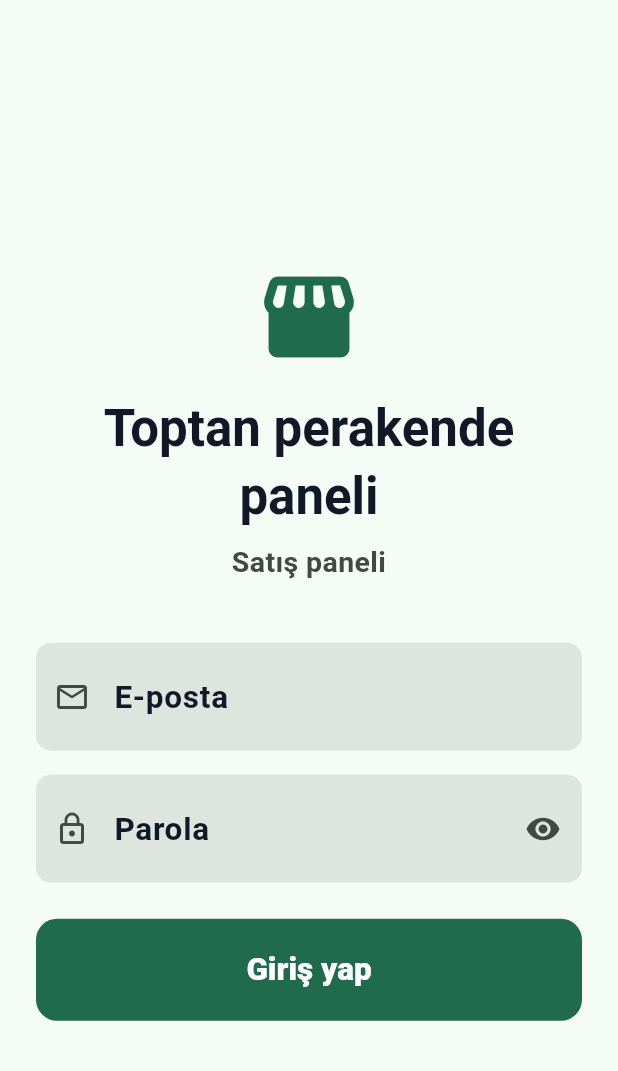
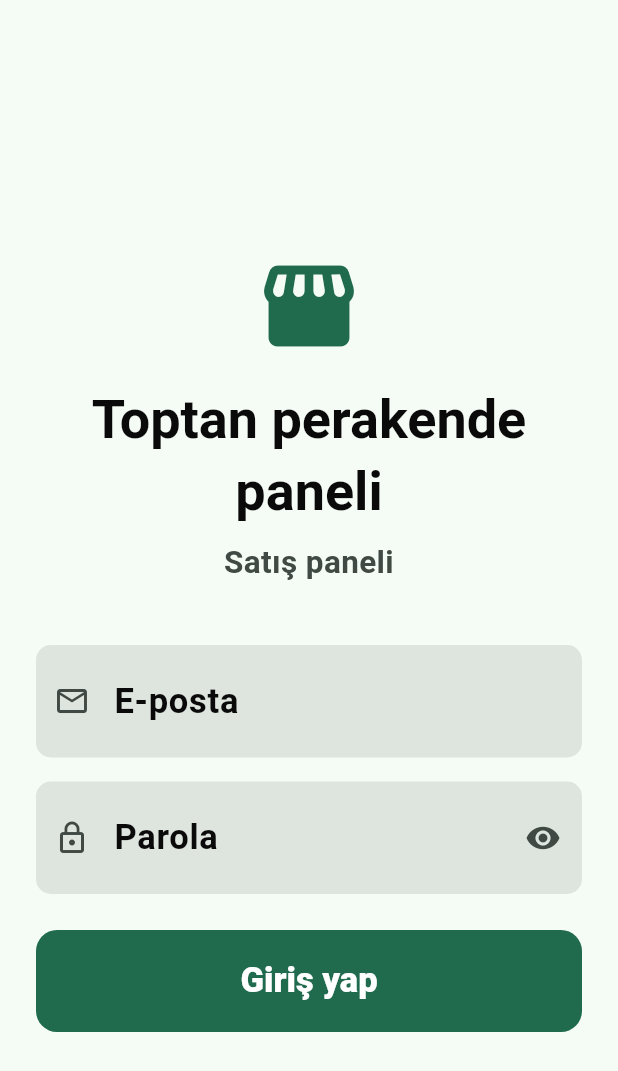
Before and after one commit to karabulutyagiz/perakende-yonetim-paneli, a Flutter app: the screen it shows after launch, on a phone screen of 412 x 824 dp. Shown: the top 1071 px of the screen. Run offline on Flutter 3.47's test engine with Material 3 defaults, Android fonts, the phone set to English and light mode, and no system bars; our stand-ins replace cached_network_image, dio, file_picker, fl_chart, flutter_riverpod, flutter_secure_storage and 5 more; missing offline and left inert: image_gallery_saver_plus; accounts and stored records are empty.

Commit message:
Fix invoice order numbers and tablet order details
Ensure invoices show their real linked order numbers, stabilize the tablet orders detail layout, and improve mobile readability and iOS receipt saving behavior.

```diff
--- a/mobile/lib/core/theme/app_theme.dart
+++ b/mobile/lib/core/theme/app_theme.dart
@@ -27,7 +27,7 @@ class AppTheme {
         centerTitle: false,
         titleTextStyle: textTheme.titleLarge?.copyWith(
           fontWeight: FontWeight.w800,
-          fontSize: 28,
+          fontSize: 30,
           color: Colors.white,
         ),
       ),
@@ -124,36 +124,36 @@ class AppTheme {
     return base
         .copyWith(
           displaySmall: base.displaySmall
-              ?.copyWith(fontSize: 46, fontWeight: FontWeight.w800),
+              ?.copyWith(fontSize: 48, fontWeight: FontWeight.w900),
           headlineLarge: base.headlineLarge
-              ?.copyWith(fontSize: 42, fontWeight: FontWeight.w800),
+              ?.copyWith(fontSize: 44, fontWeight: FontWeight.w900),
           headlineMedium: base.headlineMedium
-              ?.copyWith(fontSize: 38, fontWeight: FontWeight.w800),
+              ?.copyWith(fontSize: 40, fontWeight: FontWeight.w900),
           headlineSmall: base.headlineSmall
-              ?.copyWith(fontSize: 34, fontWeight: FontWeight.w800),
+              ?.copyWith(fontSize: 36, fontWeight: FontWeight.w900),
           titleLarge: base.titleLarge
-              ?.copyWith(fontSize: 28, fontWeight: FontWeight.w800),
+              ?.copyWith(fontSize: 30, fontWeight: FontWeight.w900),
           titleMedium: base.titleMedium
-              ?.copyWith(fontSize: 24, fontWeight: FontWeight.w700),
+              ?.copyWith(fontSize: 26, fontWeight: FontWeight.w800),
           titleSmall: base.titleSmall
+              ?.copyWith(fontSize: 23, fontWeight: FontWeight.w800),
+          bodyLarge: base.bodyLarge
+              ?.copyWith(fontSize: 23, fontWeight: FontWeight.w700),
+          bodyMedium: base.bodyMedium
               ?.copyWith(fontSize: 21, fontWeight: FontWeight.w700),
-          bodyLarge: base.bodyLarge
-              ?.copyWith(fontSize: 21, fontWeight: FontWeight.w600),
-          bodyMedium: base.bodyMedium
-              ?.copyWith(fontSize: 19, fontWeight: FontWeight.w600),
           bodySmall: base.bodySmall
-              ?.copyWith(fontSize: 17, fontWeight: FontWeight.w600),
+              ?.copyWith(fontSize: 19, fontWeight: FontWeight.w700),
           labelLarge: base.labelLarge
+              ?.copyWith(fontSize: 22, fontWeight: FontWeight.w900),
+          labelMedium: base.labelMedium
               ?.copyWith(fontSize: 20, fontWeight: FontWeight.w800),
-          labelMedium: base.labelMedium
-              ?.copyWith(fontSize: 18, fontWeight: FontWeight.w700),
           labelSmall: base.labelSmall
-              ?.copyWith(fontSize: 16, fontWeight: FontWeight.w700),
+              ?.copyWith(fontSize: 18, fontWeight: FontWeight.w800),
         )
         .apply(
           fontFamily: '.SF Pro Text',
-          bodyColor: const Color(0xFF111827),
-          displayColor: const Color(0xFF111827),
+          bodyColor: const Color(0xFF0A0A0A),
+          displayColor: const Color(0xFF0A0A0A),
         );
   }
 }
--- a/mobile/lib/features/invoices/presentation/invoices_screen.dart
+++ b/mobile/lib/features/invoices/presentation/invoices_screen.dart
@@ -137,7 +137,7 @@ String _invoiceOrderNo(
     String? orderNumber, String? orderId, String? invoiceId) {
   if (orderNumber != null && orderNumber.isNotEmpty) return orderNumber;
   final raw = orderId;
-  if (raw == null || raw.isEmpty) return 'Sipariş no yok';
+  if (raw == null || raw.isEmpty) return '00000000';
   final value = BigInt.parse(raw.replaceAll('-', ''), radix: 16);
   final digits = (value % BigInt.from(100000000)).toString();
   return digits.padLeft(8, '0');
```
Also changed, not shown: mobile/lib/features/invoices/presentation/invoice_receipt_screen.dart (+12 -2 lines), mobile/lib/features/orders/presentation/orders_screen.dart (+38 -17 lines), 1 other file.
